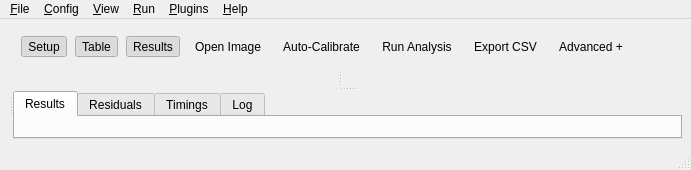
Qt form src/menipy/gui/views/main_window_split.ui (carenaudo/Menipy) before a commit.
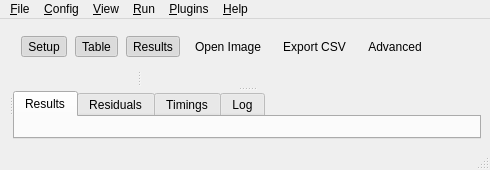
The same form after that commit. Icons and pictures are not drawn.

Commit message: feat(gui): implement advanced workflow dialog and icon-based UI

```diff
--- a/src/menipy/gui/views/main_window_split.ui
+++ b/src/menipy/gui/views/main_window_split.ui
@@ -120,20 +120,6 @@
          <property name="autoRaise"><bool>true</bool></property>
         </widget>
        </item>
-       <item>
-        <widget class="QToolButton" name="workflowAutoCalibrateBtn">
-         <property name="text"><string>Auto-Calibrate</string></property>
-         <property name="toolTip"><string>Detect calibration regions from the current image</string></property>
-         <property name="autoRaise"><bool>true</bool></property>
-        </widget>
-       </item>
-       <item>
-        <widget class="QToolButton" name="actionRunBtn">
-         <property name="text"><string>Run Analysis</string></property>
-         <property name="toolTip"><string>Run the configured analysis pipeline</string></property>
-         <property name="autoRaise"><bool>true</bool></property>
-        </widget>
-       </item>
        <item>
         <widget class="QToolButton" name="actionExportCsvBtn">
          <property name="text"><string>Export CSV</string></property>
@@ -142,10 +128,10 @@
         </widget>
        </item>
        <item>
-        <widget class="QToolButton" name="workflowAdvancedBtn">
-         <property name="text"><string>Advanced +</string></property>
-         <property name="toolTip"><string>Show SOP, stages, diagnostics, and logs</string></property>
-         <property name="checkable"><bool>true</bool></property>
+       <widget class="QToolButton" name="workflowAdvancedBtn">
+         <property name="text"><string>Advanced</string></property>
+         <property name="toolTip"><string>Open SOP and pipeline stage controls</string></property>
+         <property name="checkable"><bool>false</bool></property>
          <property name="autoRaise"><bool>true</bool></property>
         </widget>
        </item>
```
The commit also changes 39 other files.
